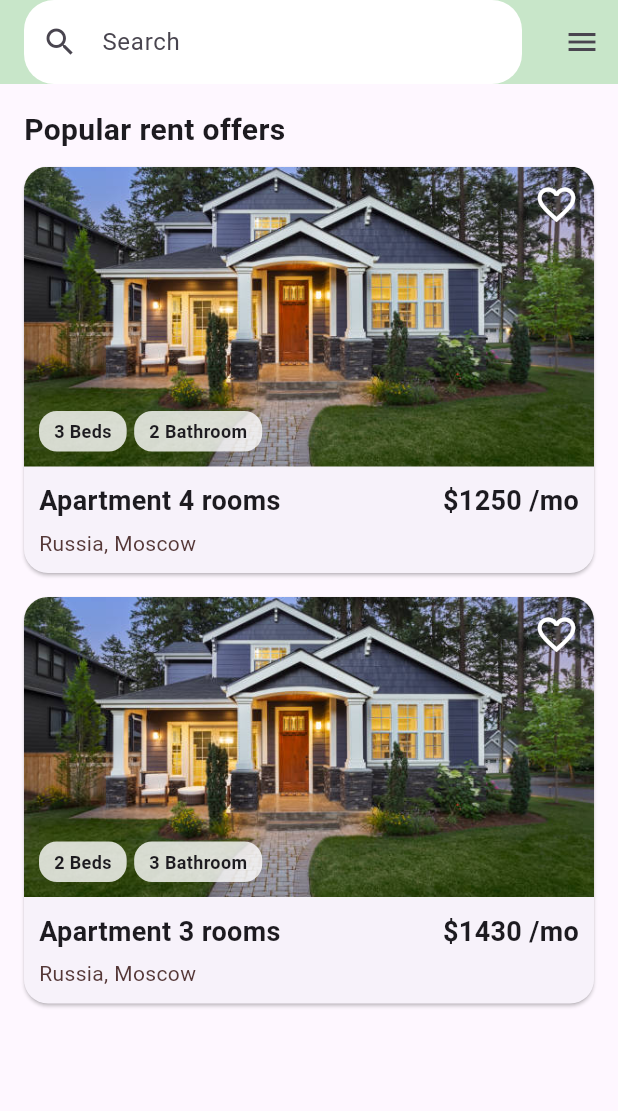
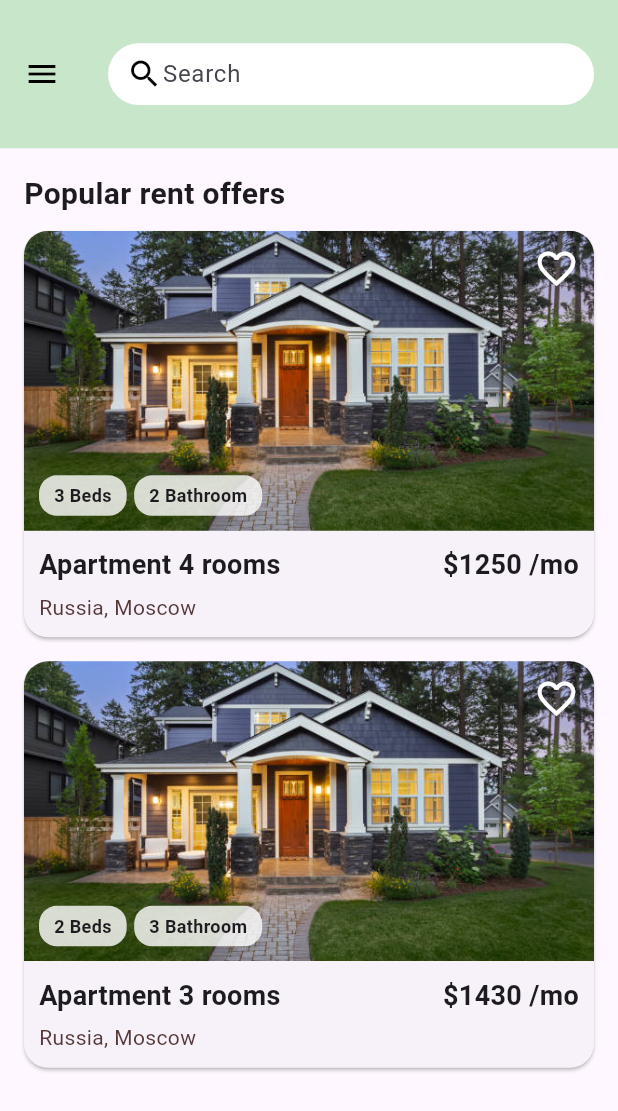
Before and after one commit to smThilshan/homzes-mobile, a Flutter app: the screen it shows after launch, on a phone screen of 412 x 824 dp. Shown: the top 1111 px of the screen. Run offline on Flutter 3.47's test engine with Material 3 defaults, Android fonts, the light colour scheme and no system bars; our stand-ins replace cloud_firestore, firebase_core, flutter_bloc; accounts and stored records are empty.

Commit message:
added bloc to catalog-1

```diff
--- /dev/null
+++ b/lib/data/models/property_model.dart
@@ -0,0 +1,40 @@
+class Property {
+  final String id;
+  final String title;
+  final String description;
+  final String image;
+  final int price;
+  final String location;
+  final int bed;
+  final int bathroom;
+  final double rating;
+  final int reviews;
+
+  Property({
+    required this.id,
+    required this.title,
+    required this.description,
+    required this.image,
+    required this.price,
+    required this.location,
+    required this.bed,
+    required this.bathroom,
+    required this.rating,
+    required this.reviews,
+  });
+
+  factory Property.fromFirestore(Map<String, dynamic> data, String id) {
+    return Property(
+      id: id,
+      title: data['title'] ?? '',
+      description: data['description'] ?? '',
+      image: data['image'] ?? '',
+      price: data['price'] ?? 0,
+      location: data['location'] ?? '',
+      bed: data['bed'] ?? 0,
+      bathroom: data['bathroom'] ?? 0,
+      rating: (data['rating'] ?? 0.0).toDouble(),
+      reviews: data['reviews'] ?? 0,
+    );
+  }
+}
--- /dev/null
+++ b/lib/presentation/catalog1/bloc/property_bloc.dart
@@ -0,0 +1,19 @@
+import 'package:flutter_bloc/flutter_bloc.dart';
+import 'package:homzes/data/repository/property_repository.dart';
+import 'property_event.dart';
+import 'property_state.dart';
+
+class PropertyBloc extends Bloc<PropertyEvent, PropertyState> {
+  final PropertyRepository repository;
+
+  PropertyBloc({required this.repository}) : super(PropertyLoading()) {
+    on<LoadProperties>((event, emit) async {
+      try {
+        final properties = await repository.getProperties();
+        emit(PropertyLoaded(properties));
+      } catch (e) {
+        emit(PropertyError("Error loading properties"));
+      }
+    });
+  }
+}
--- /dev/null
+++ b/lib/presentation/catalog1/bloc/property_event.dart
@@ -0,0 +1,3 @@
+abstract class PropertyEvent {}
+
+class LoadProperties extends PropertyEvent {}
--- /dev/null
+++ b/lib/presentation/catalog1/bloc/property_state.dart
@@ -0,0 +1,15 @@
+import 'package:homzes/data/models/property_model.dart';
+
+abstract class PropertyState {}
+
+class PropertyLoading extends PropertyState {}
+
+class PropertyLoaded extends PropertyState {
+  final List<Property> properties;
+  PropertyLoaded(this.properties);
+}
+
+class PropertyError extends PropertyState {
+  final String message;
+  PropertyError(this.message);
+}
--- a/lib/presentation/catalog3/pages/catalog3_screen.dart
+++ b/lib/presentation/catalog3/pages/catalog3_screen.dart
@@ -22,32 +22,58 @@ class Catalog3Screen extends StatelessWidget {
 
   @override
   Widget build(BuildContext context) {
+    double screenWidth = MediaQuery.of(context).size.width;
+    double screenHeight = MediaQuery.of(context).size.height;
+
     return Scaffold(
-      appBar: AppBar(
-        backgroundColor: Colors.green[100],
-        elevation: 0,
-        title: TextField(
-          decoration: InputDecoration(
-            hintText: 'Search',
-            prefixIcon: Icon(Icons.search),
-            filled: true,
-            fillColor: Colors.white,
-            border: OutlineInputBorder(
-              borderRadius: BorderRadius.circular(20),
-              borderSide: BorderSide.none,
+      appBar: PreferredSize(
+        preferredSize: Size.fromHeight(screenHeight * 0.12), // Scalable AppBar
+        child: AppBar(
+          backgroundColor: Colors.green[100],
+          elevation: 0,
+          toolbarHeight: screenHeight * 0.12,
+          leading: IconButton(
+            icon: const Icon(Icons.menu, color: Colors.black),
+            onPressed: () {},
+          ),
+          title: Container(
+            width: screenWidth * 0.8, // Adaptive width
+            height: screenHeight * 0.05, // Adaptive height
+            decoration: BoxDecoration(
+              color: Colors.white,
+              borderRadius: BorderRadius.circular(screenWidth * 0.07),
+            ),
+            child: Padding(
+              padding: EdgeInsets.symmetric(horizontal: screenWidth * 0.03),
+              child: const Row(
+                mainAxisAlignment: MainAxisAlignment.spaceBetween,
+                children: [
+                  Icon(Icons.search,
+                      color: Colors.black), // Left-aligned search icon
+                  Expanded(
+                    child: TextField(
+                      textAlign: TextAlign.left, // Align text to right
+                      decoration: InputDecoration(
+                        hintText: 'Search',
+                        border: InputBorder.none,
+                        isCollapsed: true,
+                      ),
+                    ),
+                  ),
+                ],
+              ),
             ),
           ),
         ),
-        actions: [IconButton(icon: Icon(Icons.menu), onPressed: () {})],
       ),
       body: Padding(
         padding: const EdgeInsets.all(16.0),
         child: Column(
           crossAxisAlignment: CrossAxisAlignment.start,
           children: [
-            Text('Popular rent offers',
+            const Text('Popular rent offers',
                 style: TextStyle(fontSize: 20, fontWeight: FontWeight.bold)),
-            SizedBox(height: 10),
+            const SizedBox(height: 10),
             Expanded(
               child: ListView.builder(
                 itemCount: properties.length,
@@ -72,14 +98,15 @@ class PropertyCard extends StatelessWidget {
   Widget build(BuildContext context) {
     return Card(
       shape: RoundedRectangleBorder(borderRadius: BorderRadius.circular(16)),
-      margin: EdgeInsets.only(bottom: 16),
+      margin: const EdgeInsets.only(bottom: 16),
       child: Column(
         crossAxisAlignment: CrossAxisAlignment.start,
         children: [
           Stack(
             children: [
               ClipRRect(
-                borderRadius: BorderRadius.vertical(top: Radius.circular(16)),
+                borderRadius:
+                    const BorderRadius.vertical(top: Radius.circular(16)),
                 // child: Image.network(property['image'],
                 //     height: 200, width: double.infinity, fit: BoxFit.cover),
                 child: Image.asset("assets/images/houseimage2.jpg",
@@ -91,12 +118,12 @@ class PropertyCard extends StatelessWidget {
                 child: Row(
                   children: [
                     _infoTag(property['beds']),
-                    SizedBox(width: 5),
+                    const SizedBox(width: 5),
                     _infoTag(property['baths']),
                   ],
                 ),
               ),
-              Positioned(
+              const Positioned(
                 top: 10,
                 right: 10,
                 child:
@@ -113,18 +140,18 @@ class PropertyCard extends StatelessWidget {
                   mainAxisAlignment: MainAxisAlignment.spaceBetween,
                   children: [
                     Text(property['title'],
-                        style: TextStyle(
+                        style: const TextStyle(
                             fontSize: 18, fontWeight: FontWeight.bold)),
-                    SizedBox(height: 5),
+                    const SizedBox(height: 5),
                     Text(property['price'],
-                        style: TextStyle(
+                        style: const TextStyle(
                             fontSize: 18, fontWeight: FontWeight.bold)),
                   ],
                 ),
-                SizedBox(height: 5),
+                const SizedBox(height: 5),
                 Text(property['location'],
-                    style: TextStyle(
-                        color: const Color.fromARGB(255, 85, 56, 56))),
+                    style: const TextStyle(
+                        color: Color.fromARGB(255, 85, 56, 56))),
               ],
             ),
           ),
@@ -135,13 +162,13 @@ class PropertyCard extends StatelessWidget {
 
   Widget _infoTag(String text) {
     return Container(
-      padding: EdgeInsets.symmetric(horizontal: 10, vertical: 5),
+      padding: const EdgeInsets.symmetric(horizontal: 10, vertical: 5),
       decoration: BoxDecoration(
         color: Colors.white.withOpacity(0.8),
         borderRadius: BorderRadius.circular(12),
       ),
       child: Text(text,
-          style: TextStyle(fontSize: 12, fontWeight: FontWeight.bold)),
+          style: const TextStyle(fontSize: 12, fontWeight: FontWeight.bold)),
     );
   }
 }
--- a/pubspec.yaml
+++ b/pubspec.yaml
@@ -39,7 +39,7 @@ dependencies:
   cloud_firestore:   # Firestore database
   firebase_auth:   #  If you need authentication
   flutter_bloc:   # For state management
-  # equatable:
+  equatable:
 
 dev_dependencies:
   flutter_test:
```
Also changed, not shown: lib/data/repository/property_repository.dart (added, +23 -0 lines), lib/domain/entities/property_entity.dart (added, +25 -0 lines), lib/domain/usecases/get_properties.dart (added, +25 -0 lines), lib/main.dart (+10 -43 lines), lib/presentation/catalog1/pages/catalog1_screen.dart (+57 -81 lines), lib/presentation/catalog1/pages/new_page.dart (deleted, +0 -119 lines), pubspec.lock.
